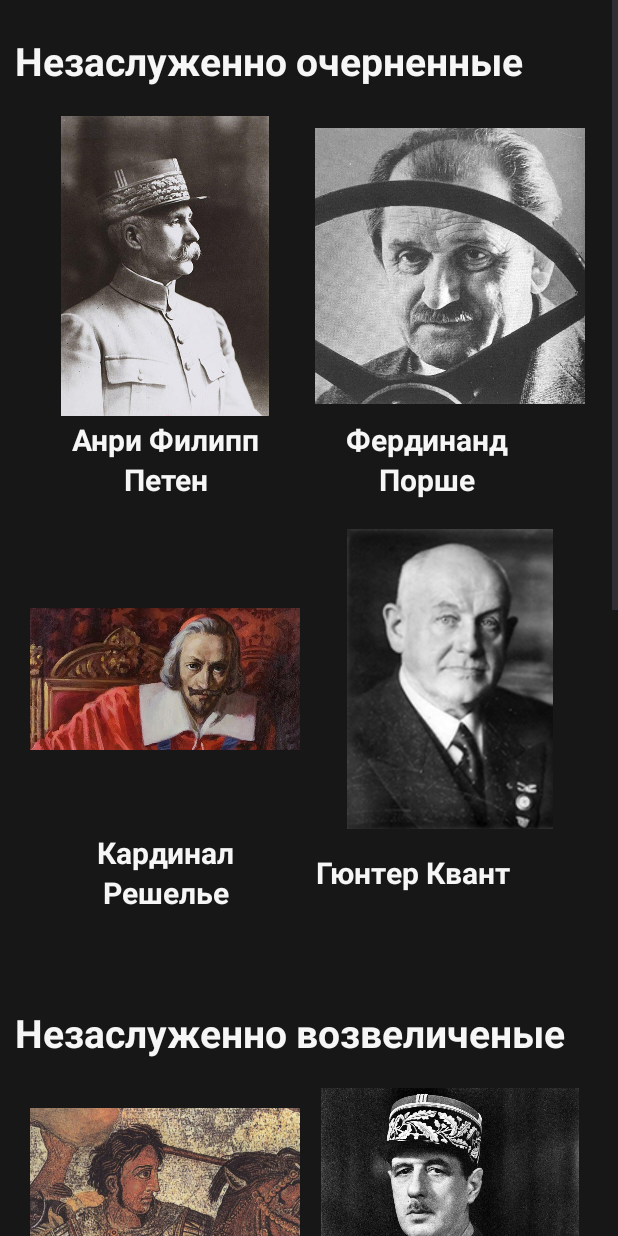
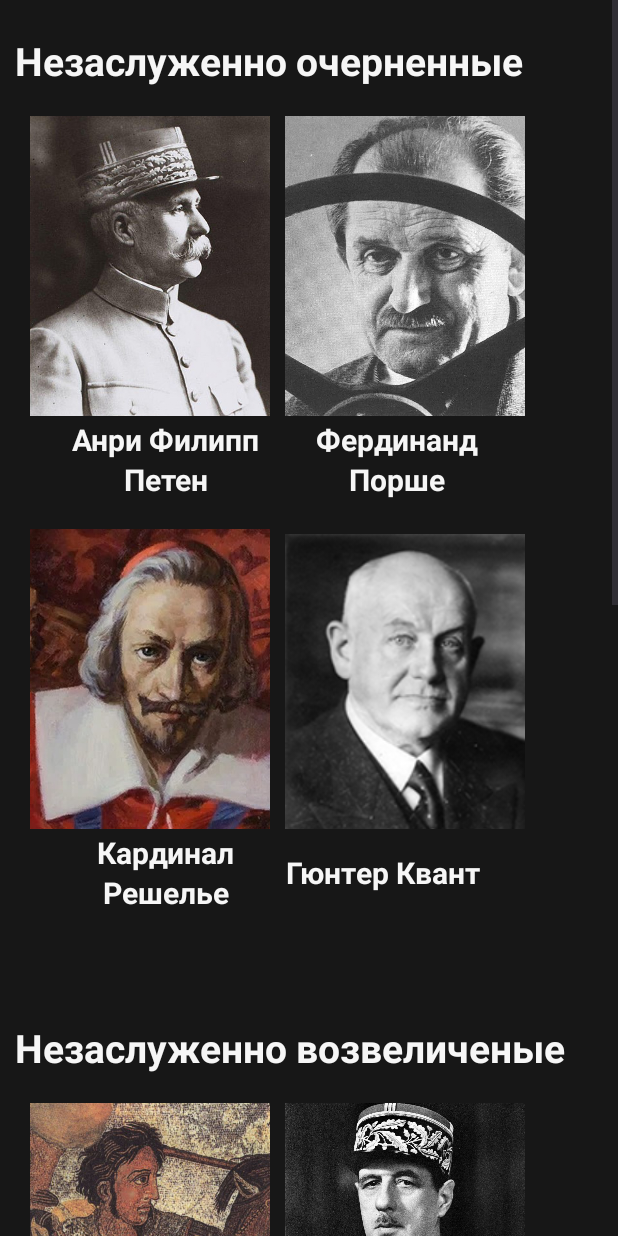
Before and after one commit to FrowningCat/history_in_personalities-android-new-, an Android app: the article screen opened directly, with no data from a screen before it, on a phone screen of 412 x 824 dp. Run offline under Robolectric (Android 15) with nearby library versions, the phone set to English and light mode, and no system bars.

Commit message:
fix location of the elements and the size of the images

```diff
--- a/app/src/main/res/layout/activity_article.xml
+++ b/app/src/main/res/layout/activity_article.xml
@@ -41,7 +41,7 @@
                 tools:context=".MainActivity">
 
                 <LinearLayout
-                    android:layout_width="180dp"
+                    android:layout_width="160dp"
                     android:layout_height="255dp"
                     android:background="#171717"
                     android:orientation="vertical"
@@ -50,6 +50,7 @@
                     <ImageView
                         android:id="@+id/imageView9"
                         android:layout_width="180dp"
+                        android:scaleType="centerCrop"
                         android:layout_height="200dp"
                         app:srcCompat="@drawable/philippepetain" />
 
@@ -65,7 +66,7 @@
                 </LinearLayout>
 
                 <LinearLayout
-                    android:layout_width="180dp"
+                    android:layout_width="160dp"
                     android:layout_height="255dp"
                     android:layout_marginLeft="10dp"
                     android:background="#171717"
@@ -74,6 +75,7 @@
 
                     <ImageView
                         android:id="@+id/imageView10"
+                        android:scaleType="centerCrop"
                         android:layout_width="180dp"
                         android:layout_height="200dp"
                         app:srcCompat="@drawable/ferdinandporsche" />
@@ -102,14 +104,16 @@
                 tools:context=".MainActivity">
 
                 <LinearLayout
-                    android:layout_width="180dp"
+                    android:layout_width="160dp"
                     android:layout_height="255dp"
                     android:background="#171717"
                     android:orientation="vertical"
                     tools:context=".MainActivity">
 
                     <ImageView
+                        android:paddingRight="100dp"
                         android:id="@+id/imageView11"
+                        android:scaleType="centerCrop"
                         android:layout_width="180dp"
                         android:layout_height="200dp"
                         app:srcCompat="@drawable/cardinalrichelieu" />
@@ -126,7 +130,7 @@
                 </LinearLayout>
 
                 <LinearLayout
-                    android:layout_width="180dp"
+                    android:layout_width="160dp"
                     android:layout_height="255dp"
                     android:layout_marginLeft="10dp"
                     android:background="#171717"
@@ -134,7 +138,10 @@
                     tools:context=".MainActivity">
 
                     <ImageView
+                        android:paddingRight="20dp"
+                        android:paddingTop="40dp"
                         android:id="@+id/imageView12"
+                        android:scaleType="centerCrop"
                         android:layout_width="180dp"
                         android:layout_height="200dp"
                         app:srcCompat="@drawable/guntherquandt" />
@@ -155,7 +162,7 @@
         </LinearLayout>
 
         <LinearLayout
-            android:layout_marginTop="40dp"
+            android:layout_marginTop="50dp"
             android:layout_width="match_parent"
             android:layout_height="match_parent"
             android:background="#171717"
@@ -184,7 +191,7 @@
                 tools:context=".MainActivity">
 
                 <LinearLayout
-                    android:layout_width="180dp"
+                    android:layout_width="160dp"
                     android:layout_height="255dp"
                     android:background="#171717"
                     android:orientation="vertical"
@@ -192,6 +199,7 @@
 
                     <ImageView
                         android:id="@+id/imageView13"
+                        android:scaleType="centerCrop"
                         android:layout_width="180dp"
                         android:layout_height="200dp"
                         app:srcCompat="@drawable/alexandetgreat" />
@@ -208,7 +216,7 @@
                 </LinearLayout>
 
                 <LinearLayout
-                    android:layout_width="180dp"
+                    android:layout_width="160dp"
                     android:layout_height="255dp"
                     android:layout_marginLeft="10dp"
                     android:background="#171717"
@@ -217,6 +225,7 @@
 
                     <ImageView
                         android:id="@+id/imageView14"
+                        android:scaleType="centerCrop"
                         android:layout_width="180dp"
                         android:layout_height="200dp"
                         app:srcCompat="@drawable/charlesdegaulle" />
@@ -252,8 +261,10 @@
                     tools:context=".MainActivity">
 
                     <ImageView
+                        android:paddingTop="20dp"
                         android:id="@+id/imageView15"
                         android:layout_width="180dp"
+                        android:scaleType="centerCrop"
                         android:layout_height="200dp"
                         app:srcCompat="@drawable/franciscofranco" />
 
@@ -304,7 +315,7 @@
 
                 <LinearLayout
                     android:layout_width="180dp"
-                    android:layout_height="275dp"
+                    android:layout_height="280dp"
                     android:background="#171717"
                     android:orientation="vertical"
                     tools:context=".MainActivity">
@@ -313,12 +324,14 @@
                         android:id="@+id/imageView17"
                         android:layout_width="180dp"
                         android:layout_height="200dp"
+                        android:layout_marginTop="-55dp"
                         app:srcCompat="@drawable/_04" />
 
                     <TextView
+                        android:layout_marginTop="-45dp"
                         android:id="@+id/textView20"
                         android:layout_width="180dp"
-                        android:layout_height="75dp"
+                        android:layout_height="80dp"
                         android:fontFamily="@font/playfair_display_bold"
                         android:gravity="center"
                         android:text="Василий Яковлевич Баранщиков"
--- a/app/src/main/res/layout/activity_main.xml
+++ b/app/src/main/res/layout/activity_main.xml
@@ -106,6 +106,7 @@
 
         <ImageView
             android:id="@+id/imageView2"
+            android:scaleType="centerCrop"
             android:layout_width="match_parent"
             android:layout_height="300dp"
             android:layout_marginLeft="20dp"
@@ -115,6 +116,7 @@
 
         <ImageView
             android:id="@+id/imageView3"
+            android:scaleType="centerCrop"
             android:layout_width="match_parent"
             android:layout_height="300dp"
             android:layout_marginLeft="20dp"
@@ -124,6 +126,7 @@
 
         <ImageView
             android:id="@+id/imageView4"
+            android:scaleType="centerCrop"
             android:layout_width="match_parent"
             android:layout_height="300dp"
             android:layout_marginLeft="20dp"
@@ -133,6 +136,7 @@
 
         <ImageView
             android:id="@+id/imageView5"
+            android:scaleType="centerCrop"
             android:layout_width="match_parent"
             android:layout_height="300dp"
             android:layout_marginLeft="20dp"
@@ -144,13 +148,16 @@
             android:id="@+id/imageView6"
             android:layout_width="match_parent"
             android:layout_height="300dp"
+            android:scaleType="centerCrop"
             android:layout_marginLeft="20dp"
             android:layout_marginTop="10dp"
             android:layout_marginRight="20dp"
             app:srcCompat="@drawable/richelieu" />
 
         <ImageView
+            android:paddingTop="100dp"
             android:id="@+id/imageView7"
+            android:scaleType="centerCrop"
             android:layout_width="match_parent"
             android:layout_height="300dp"
             android:layout_marginLeft="20dp"
@@ -164,6 +171,7 @@
             android:layout_height="wrap_content"
             android:layout_marginLeft="20dp"
             android:layout_marginTop="140dp"
+            android:scaleType="centerCrop"
             android:layout_marginRight="20dp"
             android:fontFamily="@font/playfair_display_bold"
             android:gravity="right"
@@ -192,6 +200,8 @@
                 android:textSize="22sp" />
 
             <ImageView
+                android:paddingLeft="20dp"
+                android:scaleType="centerCrop"
                 android:id="@+id/imageView8"
                 android:layout_width="175dp"
                 android:layout_height="match_parent"
```
